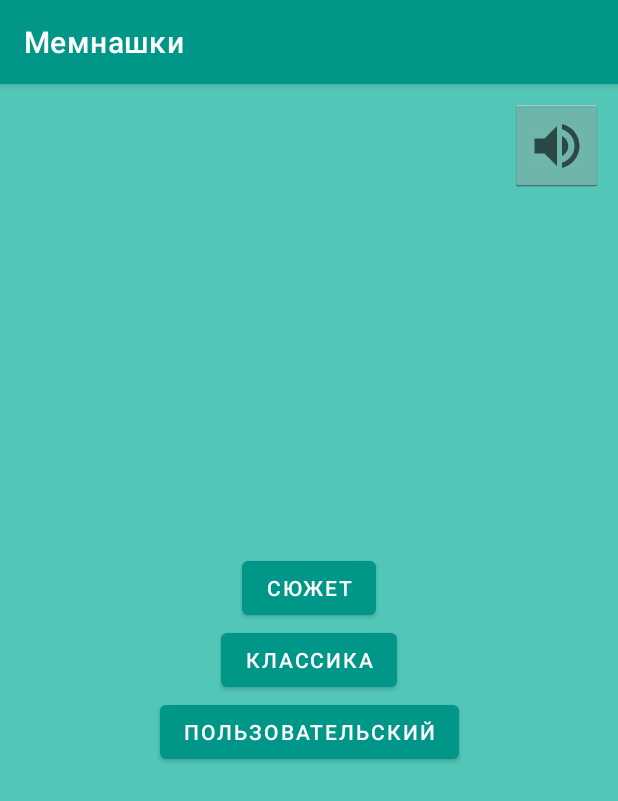
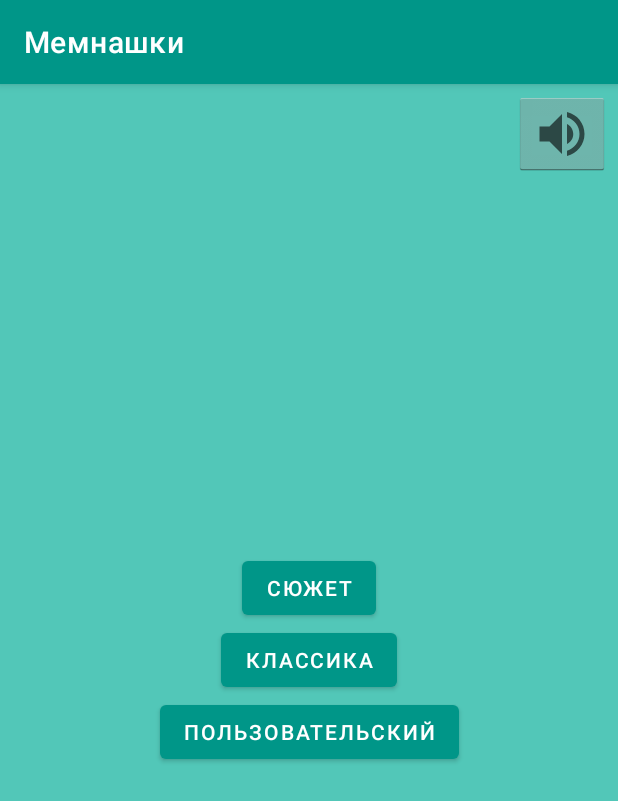
Before and after one commit to DS-XuMuK/game-of-fifteen, an Android app: the screen it shows after launch (MainActivity), on a phone screen of 412 x 824 dp. Shown: the top 801 px of the screen. Run offline under Robolectric (Android 15) with nearby library versions, the phone set to English and light mode, and no system bars.

Commit message:
Small fixes

```diff
--- a/app/src/main/java/ru/nikolaykolchin/gameoffifteen/StoryLevelActivity.java
+++ b/app/src/main/java/ru/nikolaykolchin/gameoffifteen/StoryLevelActivity.java
@@ -75,7 +75,7 @@ public class StoryLevelActivity extends AppCompatActivity implements View.OnClic
 
         if (mSettings.getBoolean("isGameOver", false) && !mSettings.getBoolean("isMessageShown",
                 false)) {
-            Toast.makeText(getApplicationContext(), "Сюжет пройден! Открыт раздел \"Об авторах\"",
+            Toast.makeText(getApplicationContext(), "Сюжет пройден! Открыт раздел \"Об авторе\"",
                     Toast.LENGTH_SHORT).show();
             SharedPreferences.Editor editor = mSettings.edit();
             editor.putBoolean("isMessageShown", true);
--- a/app/src/main/res/layout/activity_main.xml
+++ b/app/src/main/res/layout/activity_main.xml
@@ -41,7 +41,7 @@
         android:id="@+id/buttonAbout"
         android:layout_width="wrap_content"
         android:layout_height="wrap_content"
-        android:text="Об авторах"
+        android:text="Об авторе"
         app:layout_constraintBottom_toBottomOf="parent"
         app:layout_constraintEnd_toEndOf="parent"
         app:layout_constraintStart_toStartOf="parent"
@@ -50,14 +50,12 @@
 
     <ImageButton
         android:id="@+id/soundButton"
-        android:layout_width="0dp"
-        android:layout_height="0dp"
-        app:layout_constraintDimensionRatio="1:1"
+        android:layout_width="wrap_content"
+        android:layout_height="wrap_content"
         app:layout_constraintEnd_toEndOf="parent"
         app:layout_constraintTop_toTopOf="parent"
-        app:layout_constraintWidth_percent="0.15"
         app:srcCompat="@drawable/ic_baseline_volume_up_40"
-        android:layout_margin="10dp"
+        android:layout_margin="5dp"
         style="@android:style/Widget.Holo.Light.ImageButton"/>
 
 </androidx.constraintlayout.widget.ConstraintLayout>
```
Also changed, not shown: app/src/main/res/layout/activity_classic.xml (+3 -5 lines).
